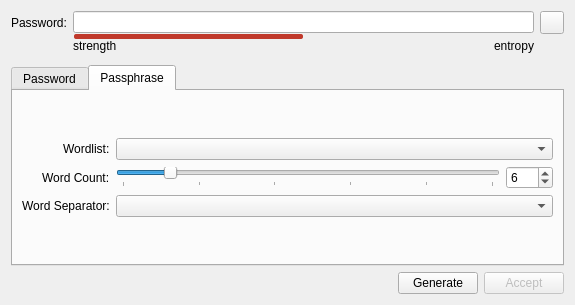
First picture: the form in src/gui/PasswordGeneratorWidget.ui, repository keepassxreboot/keepassxc, before the edit.
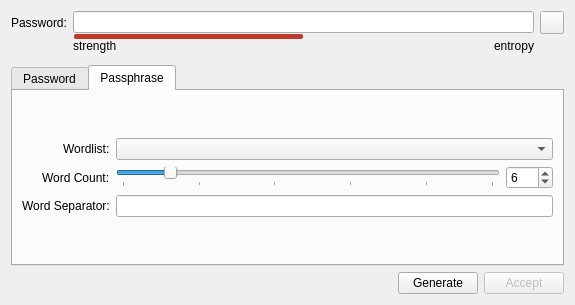
Second picture: the form after the edit. The open tabs and pages were chosen to show the change. Custom widgets are drawn as their Qt base class.

Commit message: let every string as separator

```diff
--- a/src/gui/PasswordGeneratorWidget.ui
+++ b/src/gui/PasswordGeneratorWidget.ui
@@ -537,12 +537,9 @@
             </widget>
            </item>
            <item row="2" column="1">
-            <widget class="QComboBox" name="comboBoxWordSeparator">
-             <property name="sizePolicy">
-              <sizepolicy hsizetype="Expanding" vsizetype="Fixed">
-               <horstretch>0</horstretch>
-               <verstretch>0</verstretch>
-              </sizepolicy>
+            <widget class="QLineEdit" name="editWordSeparator">
+             <property name="text">
+              <string> </string>
              </property>
             </widget>
            </item>
```
The commit also changes 3 other files.
